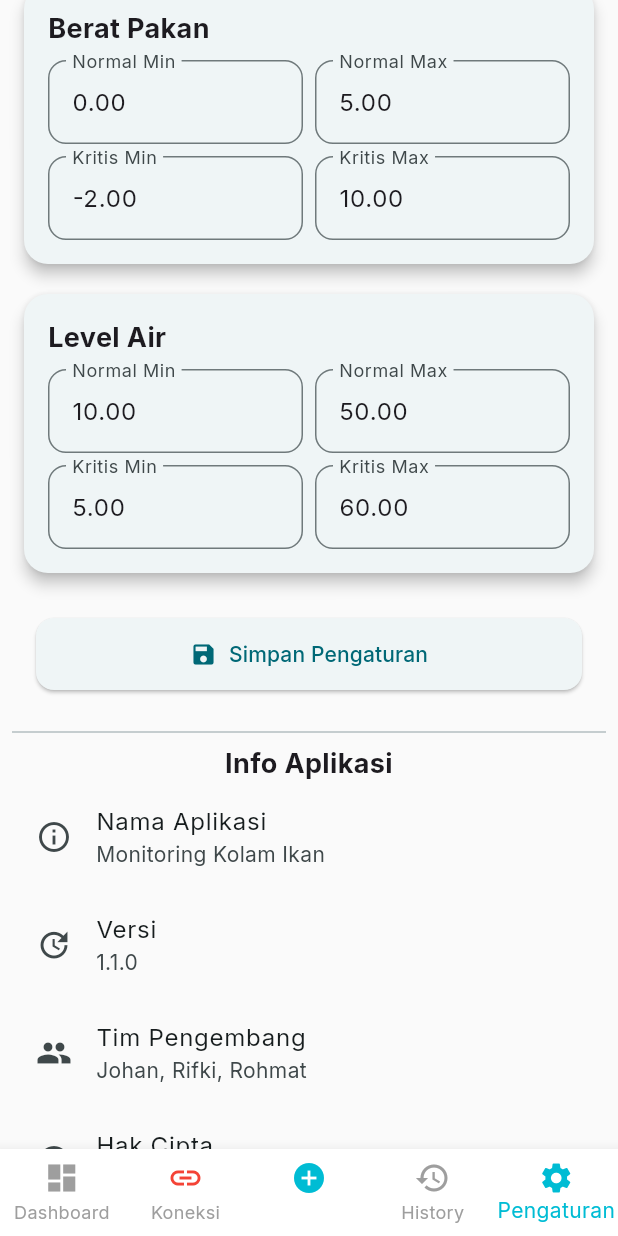
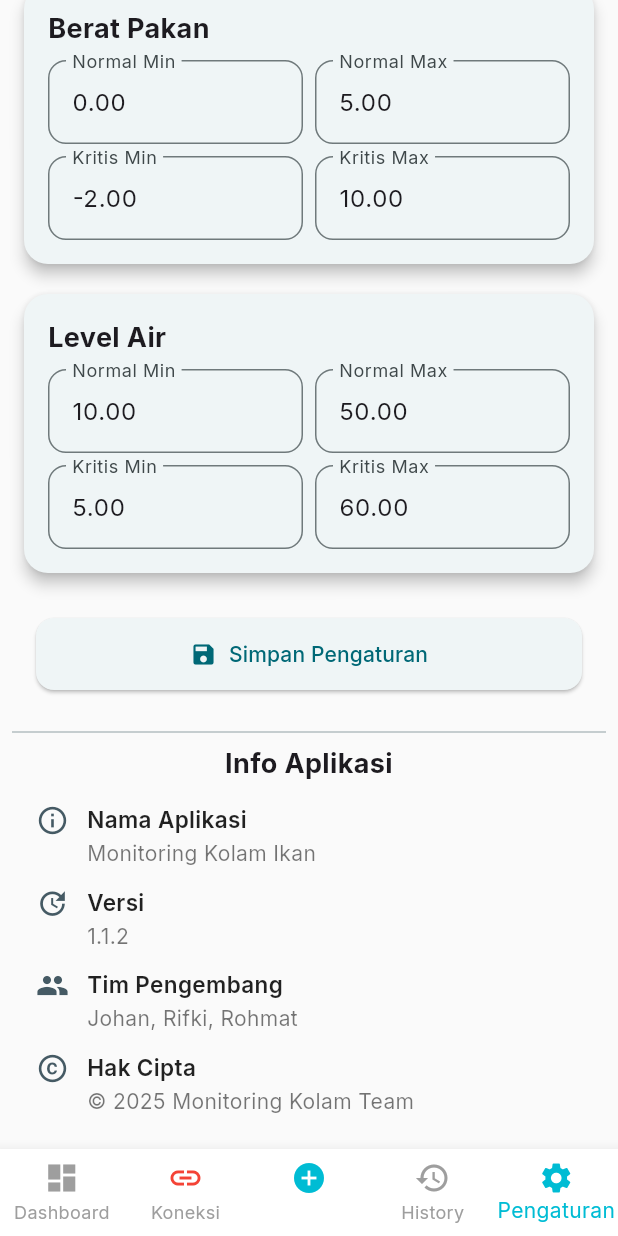
Before and after one commit to JohanMaa/Monitoring-Kolam-Ikan, a Flutter app: the screen it shows after launch, item 5 of the bottom bar chosen, scrolled down 1010 dp, on a phone screen of 412 x 824 dp. Run offline on Flutter 3.47's test engine with Material 3 defaults, Android fonts, the phone set to English and light mode, and no system bars; our stand-ins replace font_awesome_flutter, google_fonts, image_picker, logger, shared_preferences; missing offline and left inert: mqtt_client.

Commit message:
Initial commit

```diff
--- a/lib/pages/settings_page.dart
+++ b/lib/pages/settings_page.dart
@@ -347,32 +347,58 @@ class SettingsPageState extends State<SettingsPage> {
   }
 
   Widget _buildAppInfo() {
-    return const Column(
+    return Padding(
+      padding: const EdgeInsets.symmetric(horizontal: 16),
+      child: Column(
         crossAxisAlignment: CrossAxisAlignment.start,
         children: [
-        ListTile(
-          leading: Icon(Icons.info_outline),
-          title: Text("Nama Aplikasi"),
-          subtitle: Text("Monitoring Kolam Ikan"),
+          const SizedBox(height: 8),
+          _infoRow(Icons.info_outline, "Nama Aplikasi", "Monitoring Kolam Ikan"),
+          _infoRow(Icons.update, "Versi", "1.1.2"),
+          _infoRow(Icons.people, "Tim Pengembang", "Johan, Rifki, Rohmat"),
+          _infoRow(Icons.copyright, "Hak Cipta", "© 2025 Monitoring Kolam Team"),
+          const SizedBox(height: 8),
+        ],
       ),
-        ListTile(
-          leading: Icon(Icons.update),
-          title: Text("Versi"),
-          subtitle: Text("1.1.0"),
+    );
+  }
+
+  Widget _infoRow(IconData icon, String title, String value) {
+    return Padding(
+      padding: const EdgeInsets.symmetric(vertical: 6),
+      child: Row(
+        crossAxisAlignment: CrossAxisAlignment.start,
+        children: [
+          Icon(icon, size: 22, color: Colors.blueGrey.shade700),
+          const SizedBox(width: 12),
+          Expanded(
+            child: Column(
+              crossAxisAlignment: CrossAxisAlignment.start,
+              children: [
+                Text(
+                  title,
+                  style: const TextStyle(
+                    fontWeight: FontWeight.w600,
+                    fontSize: 15,
+                    color: Colors.black87,
                   ),
-        ListTile(
-          leading: Icon(Icons.people),
-          title: Text("Tim Pengembang"),
-          subtitle: Text("Johan, Rifki, Rohmat"),
                 ),
-        ListTile(
-          leading: Icon(Icons.copyright),
-          title: Text("Hak Cipta"),
-          subtitle: Text("© 2025 MonitoringKolam Team"),
+                const SizedBox(height: 2),
+                Text(
+                  value,
+                  style: const TextStyle(
+                    fontSize: 14,
+                    color: Colors.black54,
+                  ),
                 ),
               ],
+            ),
+          ),
+        ],
+      ),
     );
   }
+
 
   @override
   void dispose() {
```
Lines whose indentation alone changed are shown as unchanged.
